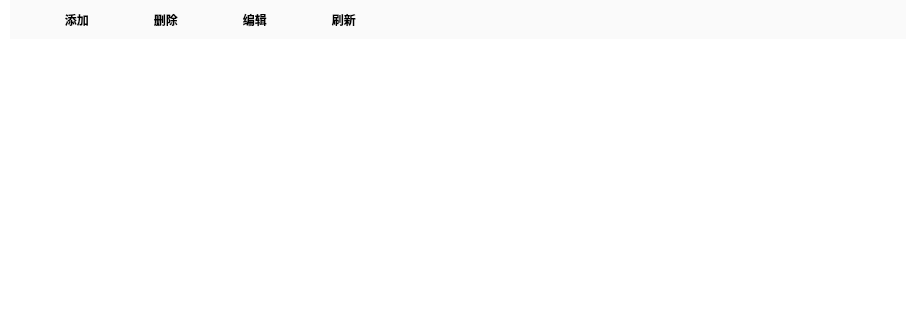
Qt form QueryCenter/formcollege.ui (Bamboo-a-i/QtExamAdmin) before a commit; both pictures show x 0 to 916 and y 0 to 320 of the 916 by 521 pixel window.
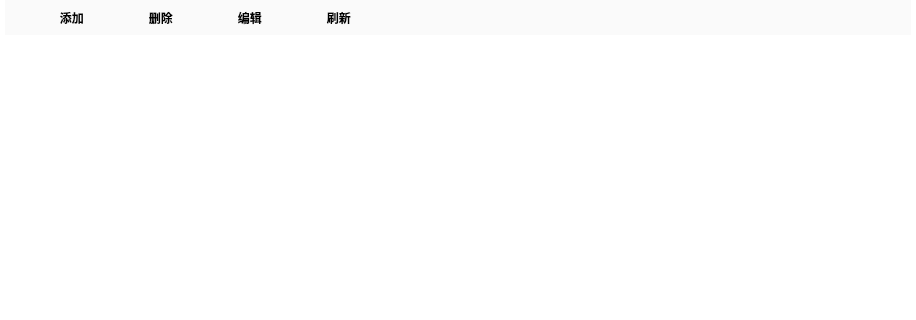
The same form after that commit. Icons and pictures are not drawn.

```diff
--- a/QueryCenter/formcollege.ui
+++ b/QueryCenter/formcollege.ui
@@ -56,13 +56,13 @@
   </property>
   <layout class="QGridLayout" name="gridLayout_2">
    <property name="leftMargin">
-    <number>10</number>
+    <number>5</number>
    </property>
    <property name="topMargin">
     <number>0</number>
    </property>
    <property name="rightMargin">
-    <number>10</number>
+    <number>5</number>
    </property>
    <property name="bottomMargin">
     <number>0</number>
@@ -75,7 +75,7 @@
      <property name="maximumSize">
       <size>
        <width>16777215</width>
-       <height>16777215</height>
+       <height>35</height>
       </size>
      </property>
      <layout class="QGridLayout" name="gridLayout">
@@ -161,6 +161,9 @@
       </item>
       <item row="0" column="1">
        <widget class="QToolButton" name="tBtnAdd">
+        <property name="enabled">
+         <bool>false</bool>
+        </property>
         <property name="text">
          <string>  添加</string>
         </property>
@@ -183,7 +186,12 @@
     </widget>
    </item>
    <item row="1" column="0">
-    <widget class="QTableView" name="tableView"/>
+    <widget class="QSplitter" name="splitter">
+     <property name="orientation">
+      <enum>Qt::Horizontal</enum>
+     </property>
+     <widget class="QTableView" name="tableView"/>
+    </widget>
    </item>
   </layout>
  </widget>
```
